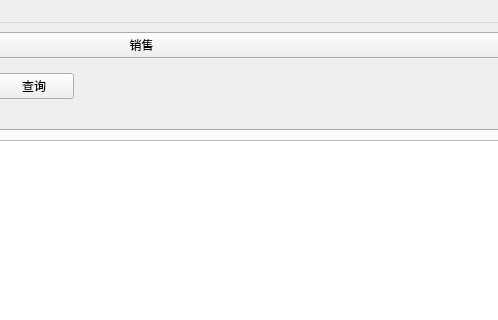
First picture: the form in ui_app/mainwondows.ui, repository live1089/pharmacy_system, before the edit; both pictures show x 438 to 936 and y 0 to 320 of the 1073 by 577 pixel window.
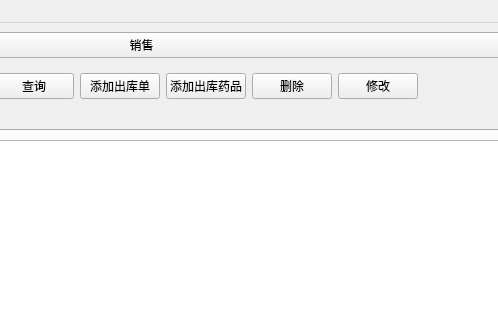
Second picture: the form after the edit. The open tabs and pages were chosen to show the change. Icons and pictures are not drawn.

The edit to the form file:
```diff
--- a/ui_app/mainwondows.ui
+++ b/ui_app/mainwondows.ui
@@ -786,6 +786,34 @@
               </property>
              </widget>
             </item>
+            <item>
+             <widget class="QPushButton" name="stock_out_add_btn">
+              <property name="text">
+               <string>添加出库单</string>
+              </property>
+             </widget>
+            </item>
+            <item>
+             <widget class="QPushButton" name="stock_out_add_drug_btn">
+              <property name="text">
+               <string>添加出库药品</string>
+              </property>
+             </widget>
+            </item>
+            <item>
+             <widget class="QPushButton" name="stock_out_del_btn">
+              <property name="text">
+               <string>删除</string>
+              </property>
+             </widget>
+            </item>
+            <item>
+             <widget class="QPushButton" name="stock_out_mod_btn">
+              <property name="text">
+               <string>修改</string>
+              </property>
+             </widget>
+            </item>
             <item>
              <spacer name="horizontalSpacer_5">
               <property name="orientation">
```
Left out of the diff: 25 changed lines with no effect on the pictures.
